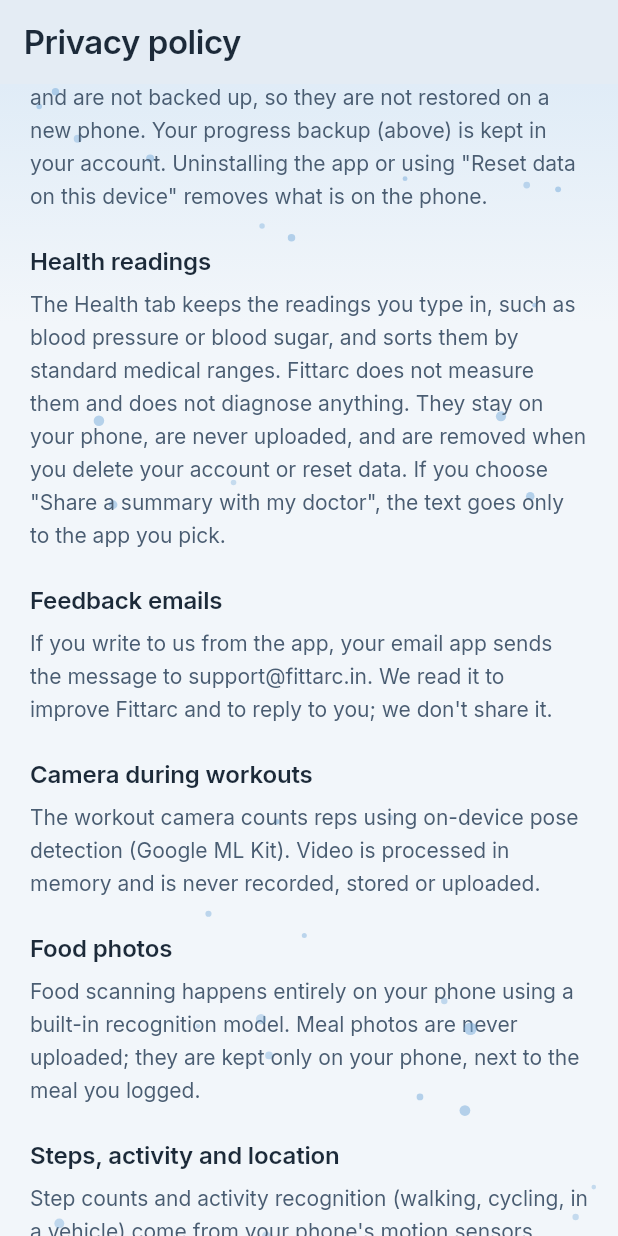
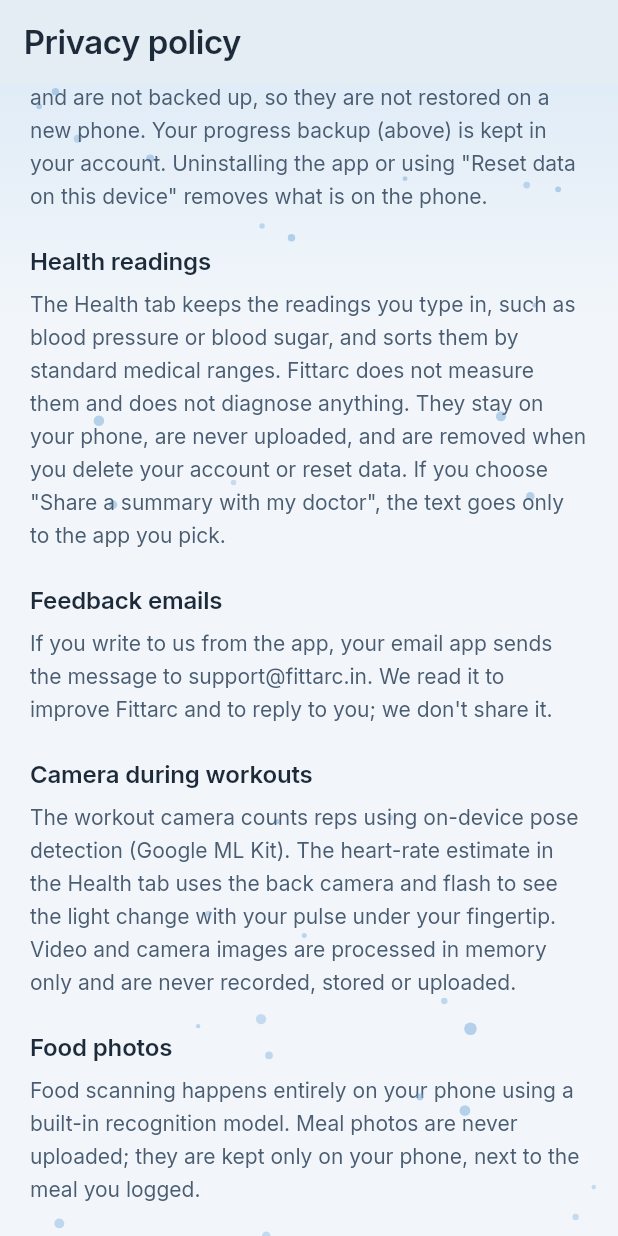
Before and after one commit to sharath-IXVII/fitness-app, a Flutter app: the PrivacyScreen screen opened by its route, scrolled down 1152 dp, on a phone screen of 412 x 824 dp. Run offline on Flutter 3.47's test engine with Material 3 defaults, Android fonts, the phone set to English and light mode, and no system bars; our stand-ins replace audioplayers, camera, clock, cloud_firestore, firebase_auth, firebase_core and 16 more; missing offline and left inert: alarm, flutter_activity_recognition, google_mlkit_pose_detection, pedometer_2, tflite_flutter; accounts and stored records are empty.

```diff
--- a/lib/features/profile/privacy_policy.dart
+++ b/lib/features/profile/privacy_policy.dart
@@ -56,8 +56,9 @@ const privacySections = <(String, String)>[
   ),
   (
     'Camera during workouts',
-    'The workout camera counts reps using on-device pose detection (Google ML Kit). Video is processed in memory '
-        'and is never recorded, stored or uploaded.',
+    'The workout camera counts reps using on-device pose detection (Google ML Kit). The heart-rate estimate in the '
+        'Health tab uses the back camera and flash to see the light change with your pulse under your fingertip. '
+        'Video and camera images are processed in memory only and are never recorded, stored or uploaded.',
   ),
   (
     'Food photos',
```
Also changed, not shown: 4 other files.
